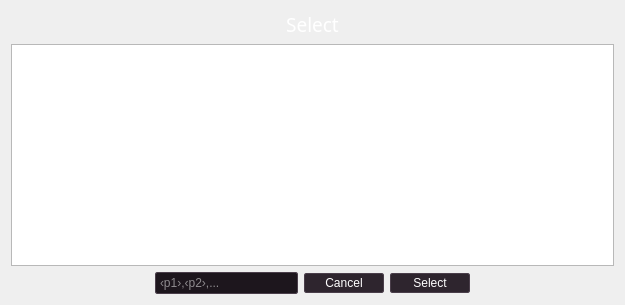
First picture: the form in core/qt5/Payload.ui, repository VainlyStrain/Vailyn, before the edit.
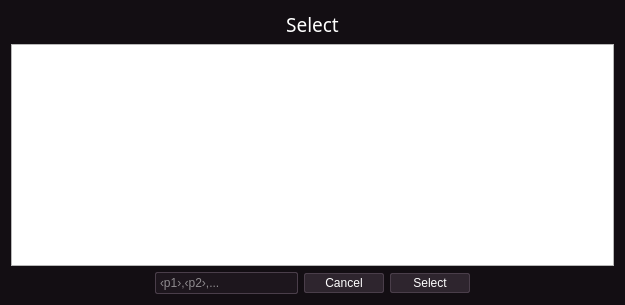
Second picture: the form after the edit. Icons and pictures are not drawn.

Patch:
```diff
--- a/core/qt5/Payload.ui
+++ b/core/qt5/Payload.ui
@@ -16,6 +16,583 @@
     <verstretch>0</verstretch>
    </sizepolicy>
   </property>
+  <property name="palette">
+   <palette>
+    <active>
+     <colorrole role="WindowText">
+      <brush brushstyle="SolidPattern">
+       <color alpha="255">
+        <red>239</red>
+        <green>240</green>
+        <blue>241</blue>
+       </color>
+      </brush>
+     </colorrole>
+     <colorrole role="Button">
+      <brush brushstyle="SolidPattern">
+       <color alpha="255">
+        <red>33</red>
+        <green>25</green>
+        <blue>33</blue>
+       </color>
+      </brush>
+     </colorrole>
+     <colorrole role="Light">
+      <brush brushstyle="SolidPattern">
+       <color alpha="255">
+        <red>122</red>
+        <green>110</green>
+        <blue>122</blue>
+       </color>
+      </brush>
+     </colorrole>
+     <colorrole role="Midlight">
+      <brush brushstyle="SolidPattern">
+       <color alpha="255">
+        <red>122</red>
+        <green>110</green>
+        <blue>122</blue>
+       </color>
+      </brush>
+     </colorrole>
+     <colorrole role="Dark">
+      <brush brushstyle="SolidPattern">
+       <color alpha="255">
+        <red>122</red>
+        <green>110</green>
+        <blue>122</blue>
+       </color>
+      </brush>
+     </colorrole>
+     <colorrole role="Mid">
+      <brush brushstyle="SolidPattern">
+       <color alpha="255">
+        <red>122</red>
+        <green>110</green>
+        <blue>122</blue>
+       </color>
+      </brush>
+     </colorrole>
+     <colorrole role="Text">
+      <brush brushstyle="SolidPattern">
+       <color alpha="255">
+        <red>239</red>
+        <green>240</green>
+        <blue>241</blue>
+       </color>
+      </brush>
+     </colorrole>
+     <colorrole role="BrightText">
+      <brush brushstyle="SolidPattern">
+       <color alpha="255">
+        <red>255</red>
+        <green>255</green>
+        <blue>255</blue>
+       </color>
+      </brush>
+     </colorrole>
+     <colorrole role="ButtonText">
+      <brush brushstyle="SolidPattern">
+       <color alpha="255">
+        <red>239</red>
+        <green>240</green>
+        <blue>241</blue>
+       </color>
+      </brush>
+     </colorrole>
+     <colorrole role="Base">
+      <brush brushstyle="SolidPattern">
+       <color alpha="255">
+        <red>29</red>
+        <green>22</green>
+        <blue>29</blue>
+       </color>
+      </brush>
+     </colorrole>
+     <colorrole role="Window">
+      <brush brushstyle="SolidPattern">
+       <color alpha="255">
+        <red>19</red>
+        <green>14</green>
+        <blue>19</blue>
+       </color>
+      </brush>
+     </colorrole>
+     <colorrole role="Shadow">
+      <brush brushstyle="SolidPattern">
+       <color alpha="255">
+        <red>122</red>
+        <green>110</green>
+        <blue>122</blue>
+       </color>
+      </brush>
+     </colorrole>
+     <colorrole role="Highlight">
+      <brush brushstyle="SolidPattern">
+       <color alpha="255">
+        <red>39</red>
+        <green>29</green>
+        <blue>39</blue>
+       </color>
+      </brush>
+     </colorrole>
+     <colorrole role="HighlightedText">
+      <brush brushstyle="SolidPattern">
+       <color alpha="255">
+        <red>239</red>
+        <green>240</green>
+        <blue>241</blue>
+       </color>
+      </brush>
+     </colorrole>
+     <colorrole role="Link">
+      <brush brushstyle="SolidPattern">
+       <color alpha="255">
+        <red>148</red>
+        <green>134</green>
+        <blue>148</blue>
+       </color>
+      </brush>
+     </colorrole>
+     <colorrole role="LinkVisited">
+      <brush brushstyle="SolidPattern">
+       <color alpha="255">
+        <red>141</red>
+        <green>127</green>
+        <blue>141</blue>
+       </color>
+      </brush>
+     </colorrole>
+     <colorrole role="AlternateBase">
+      <brush brushstyle="SolidPattern">
+       <color alpha="255">
+        <red>29</red>
+        <green>22</green>
+        <blue>29</blue>
+       </color>
+      </brush>
+     </colorrole>
+     <colorrole role="NoRole">
+      <brush brushstyle="SolidPattern">
+       <color alpha="255">
+        <red>19</red>
+        <green>14</green>
+        <blue>19</blue>
+       </color>
+      </brush>
+     </colorrole>
+     <colorrole role="ToolTipBase">
+      <brush brushstyle="SolidPattern">
+       <color alpha="255">
+        <red>22</red>
+        <green>16</green>
+        <blue>22</blue>
+       </color>
+      </brush>
+     </colorrole>
+     <colorrole role="ToolTipText">
+      <brush brushstyle="SolidPattern">
+       <color alpha="255">
+        <red>239</red>
+        <green>240</green>
+        <blue>241</blue>
+       </color>
+      </brush>
+     </colorrole>
+     <colorrole role="PlaceholderText">
+      <brush brushstyle="SolidPattern">
+       <color alpha="128">
+        <red>239</red>
+        <green>240</green>
+        <blue>241</blue>
+       </color>
+      </brush>
+     </colorrole>
+    </active>
+    <inactive>
+     <colorrole role="WindowText">
+      <brush brushstyle="SolidPattern">
+       <color alpha="255">
+        <red>239</red>
+        <green>240</green>
+        <blue>241</blue>
+       </color>
+      </brush>
+     </colorrole>
+     <colorrole role="Button">
+      <brush brushstyle="SolidPattern">
+       <color alpha="255">
+        <red>33</red>
+        <green>25</green>
+        <blue>33</blue>
+       </color>
+      </brush>
+     </colorrole>
+     <colorrole role="Light">
+      <brush brushstyle="SolidPattern">
+       <color alpha="255">
+        <red>122</red>
+        <green>110</green>
+        <blue>122</blue>
+       </color>
+      </brush>
+     </colorrole>
+     <colorrole role="Midlight">
+      <brush brushstyle="SolidPattern">
+       <color alpha="255">
+        <red>122</red>
+        <green>110</green>
+        <blue>122</blue>
+       </color>
+      </brush>
+     </colorrole>
+     <colorrole role="Dark">
+      <brush brushstyle="SolidPattern">
+       <color alpha="255">
+        <red>122</red>
+        <green>110</green>
+        <blue>122</blue>
+       </color>
+      </brush>
+     </colorrole>
+     <colorrole role="Mid">
+      <brush brushstyle="SolidPattern">
+       <color alpha="255">
+        <red>122</red>
+        <green>110</green>
+        <blue>122</blue>
+       </color>
+      </brush>
+     </colorrole>
+     <colorrole role="Text">
+      <brush brushstyle="SolidPattern">
+       <color alpha="255">
+        <red>239</red>
+        <green>240</green>
+        <blue>241</blue>
+       </color>
+      </brush>
+     </colorrole>
+     <colorrole role="BrightText">
+      <brush brushstyle="SolidPattern">
+       <color alpha="255">
+        <red>255</red>
+        <green>255</green>
+        <blue>255</blue>
+       </color>
+      </brush>
+     </colorrole>
+     <colorrole role="ButtonText">
+      <brush brushstyle="SolidPattern">
+       <color alpha="255">
+        <red>239</red>
+        <green>240</green>
+        <blue>241</blue>
+       </color>
+      </brush>
+     </colorrole>
+     <colorrole role="Base">
+      <brush brushstyle="SolidPattern">
+       <color alpha="255">
+        <red>29</red>
+        <green>22</green>
+        <blue>29</blue>
+       </color>
+      </brush>
+     </colorrole>
+     <colorrole role="Window">
+      <brush brushstyle="SolidPattern">
+       <color alpha="255">
+        <red>19</red>
+        <green>14</green>
+        <blue>19</blue>
+       </color>
+      </brush>
+     </colorrole>
+     <colorrole role="Shadow">
+      <brush brushstyle="SolidPattern">
+       <color alpha="255">
+        <red>122</red>
+        <green>110</green>
+        <blue>122</blue>
+       </color>
+      </brush>
+     </colorrole>
+     <colorrole role="Highlight">
+      <brush brushstyle="SolidPattern">
+       <color alpha="255">
+        <red>39</red>
+        <green>29</green>
+        <blue>39</blue>
+       </color>
+      </brush>
+     </colorrole>
+     <colorrole role="HighlightedText">
+      <brush brushstyle="SolidPattern">
+       <color alpha="255">
+        <red>239</red>
+        <green>240</green>
+        <blue>241</blue>
+       </color>
+      </brush>
+     </colorrole>
+     <colorrole role="Link">
+      <brush brushstyle="SolidPattern">
+       <color alpha="255">
+        <red>148</red>
+        <green>134</green>
+        <blue>148</blue>
+       </color>
+      </brush>
+     </colorrole>
+     <colorrole role="LinkVisited">
+      <brush brushstyle="SolidPattern">
+       <color alpha="255">
+        <red>141</red>
+        <green>127</green>
+        <blue>141</blue>
+       </color>
+      </brush>
+     </colorrole>
+     <colorrole role="AlternateBase">
+      <brush brushstyle="SolidPattern">
+       <color alpha="255">
+        <red>29</red>
+        <green>22</green>
+        <blue>29</blue>
+       </color>
+      </brush>
+     </colorrole>
+     <colorrole role="NoRole">
+      <brush brushstyle="SolidPattern">
+       <color alpha="255">
+        <red>19</red>
+        <green>14</green>
+        <blue>19</blue>
+       </color>
+      </brush>
+     </colorrole>
+     <colorrole role="ToolTipBase">
+      <brush brushstyle="SolidPattern">
+       <color alpha="255">
+        <red>22</red>
+        <green>16</green>
+        <blue>22</blue>
+       </color>
+      </brush>
+     </colorrole>
+     <colorrole role="ToolTipText">
+      <brush brushstyle="SolidPattern">
+       <color alpha="255">
+        <red>239</red>
+        <green>240</green>
+        <blue>241</blue>
+       </color>
+      </brush>
+     </colorrole>
+     <colorrole role="PlaceholderText">
+      <brush brushstyle="SolidPattern">
+       <color alpha="128">
+        <red>239</red>
+        <green>240</green>
+        <blue>241</blue>
+       </color>
+      </brush>
+     </colorrole>
+    </inactive>
+    <disabled>
+     <colorrole role="WindowText">
+      <brush brushstyle="SolidPattern">
+       <color alpha="255">
+        <red>122</red>
+        <green>110</green>
+        <blue>122</blue>
+       </color>
+      </brush>
+     </colorrole>
+     <colorrole role="Button">
+      <brush brushstyle="SolidPattern">
+       <color alpha="255">
+        <red>33</red>
+        <green>25</green>
+        <blue>33</blue>
+       </color>
+      </brush>
+     </colorrole>
+     <colorrole role="Light">
+      <brush brushstyle="SolidPattern">
+       <color alpha="255">
+        <red>122</red>
+        <green>110</green>
+        <blue>122</blue>
+       </color>
+      </brush>
+     </colorrole>
+     <colorrole role="Midlight">
+      <brush brushstyle="SolidPattern">
+       <color alpha="255">
+        <red>122</red>
+        <green>110</green>
+        <blue>122</blue>
+       </color>
+      </brush>
+     </colorrole>
+     <colorrole role="Dark">
+      <brush brushstyle="SolidPattern">
+       <color alpha="255">
+        <red>122</red>
+        <green>110</green>
+        <blue>122</blue>
+       </color>
+      </brush>
+     </colorrole>
+     <colorrole role="Mid">
+      <brush brushstyle="SolidPattern">
+       <color alpha="255">
+        <red>122</red>
+        <green>110</green>
+        <blue>122</blue>
+       </color>
+      </brush>
+     </colorrole>
+     <colorrole role="Text">
+      <brush brushstyle="SolidPattern">
+       <color alpha="255">
+        <red>122</red>
+        <green>110</green>
+        <blue>122</blue>
+       </color>
+      </brush>
+     </colorrole>
+     <colorrole role="BrightText">
+      <brush brushstyle="SolidPattern">
+       <color alpha="255">
+        <red>255</red>
+        <green>255</green>
+        <blue>255</blue>
+       </color>
+      </brush>
+     </colorrole>
+     <colorrole role="ButtonText">
+      <brush brushstyle="SolidPattern">
+       <color alpha="255">
+        <red>122</red>
+        <green>110</green>
+        <blue>122</blue>
+       </color>
+      </brush>
+     </colorrole>
+     <colorrole role="Base">
+      <brush brushstyle="SolidPattern">
+       <color alpha="255">
+        <red>19</red>
+        <green>14</green>
+        <blue>19</blue>
+       </color>
+      </brush>
+     </colorrole>
+     <colorrole role="Window">
+      <brush brushstyle="SolidPattern">
+       <color alpha="255">
+        <red>19</red>
+        <green>14</green>
+        <blue>19</blue>
+       </color>
+      </brush>
+     </colorrole>
+     <colorrole role="Shadow">
+      <brush brushstyle="SolidPattern">
+       <color alpha="255">
+        <red>122</red>
+        <green>110</green>
+        <blue>122</blue>
+       </color>
+      </brush>
+     </colorrole>
+     <colorrole role="Highlight">
+      <brush brushstyle="SolidPattern">
+       <color alpha="255">
+        <red>18</red>
+        <green>13</green>
+        <blue>18</blue>
+       </color>
+      </brush>
+     </colorrole>
+     <colorrole role="HighlightedText">
+      <brush brushstyle="SolidPattern">
+       <color alpha="255">
+        <red>239</red>
+        <green>240</green>
+        <blue>241</blue>
+       </color>
+      </brush>
+     </colorrole>
+     <colorrole role="Link">
+      <brush brushstyle="SolidPattern">
+       <color alpha="255">
+        <red>148</red>
+        <green>134</green>
+        <blue>148</blue>
+       </color>
+      </brush>
+     </colorrole>
+     <colorrole role="LinkVisited">
+      <brush brushstyle="SolidPattern">
+       <color alpha="255">
+        <red>141</red>
+        <green>127</green>
+        <blue>141</blue>
+       </color>
+      </brush>
+     </colorrole>
+     <colorrole role="AlternateBase">
+      <brush brushstyle="SolidPattern">
+       <color alpha="255">
+        <red>29</red>
+        <green>22</green>
+        <blue>29</blue>
+       </color>
+      </brush>
+     </colorrole>
+     <colorrole role="NoRole">
+      <brush brushstyle="SolidPattern">
+       <color alpha="255">
+        <red>19</red>
+        <green>14</green>
+        <blue>19</blue>
+       </color>
+      </brush>
+     </colorrole>
+     <colorrole role="ToolTipBase">
+      <brush brushstyle="SolidPattern">
+       <color alpha="255">
+        <red>22</red>
+        <green>16</green>
+        <blue>22</blue>
+       </color>
+      </brush>
+     </colorrole>
+     <colorrole role="ToolTipText">
+      <brush brushstyle="SolidPattern">
+       <color alpha="255">
+        <red>239</red>
+        <green>240</green>
+        <blue>241</blue>
+       </color>
+      </brush>
+     </colorrole>
+     <colorrole role="PlaceholderText">
+      <brush brushstyle="SolidPattern">
+       <color alpha="128">
+        <red>239</red>
+        <green>240</green>
+        <blue>241</blue>
+       </color>
+      </brush>
+     </colorrole>
+    </disabled>
+   </palette>
+  </property>
   <property name="windowTitle">
    <string>Dialog</string>
   </property>
```
Left out of the diff: 2 changed lines with no effect on the pictures.
